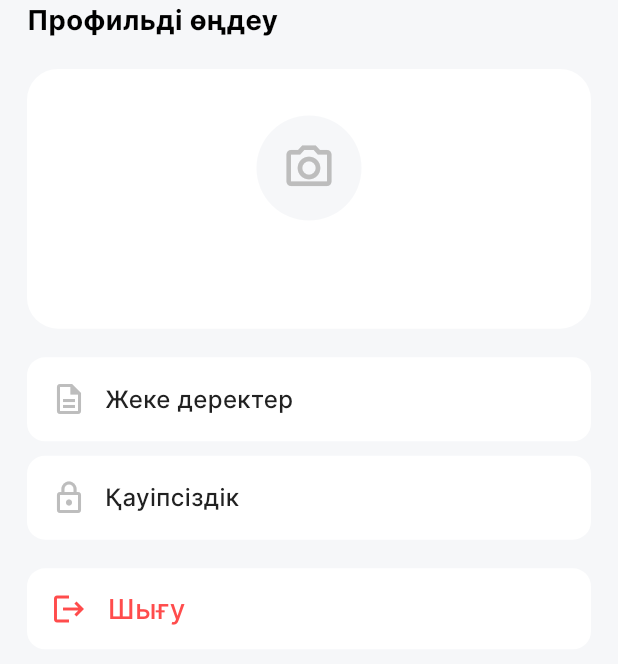
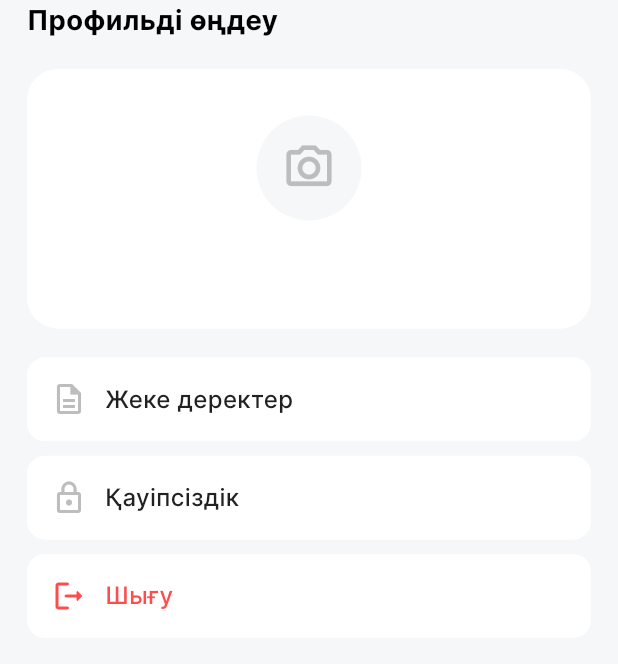
Before and after one commit to IDLKZ/jankuier_mobile, a Flutter app: the EditProfilePage screen opened directly with empty values, on a phone screen of 412 x 824 dp. Shown: the top 664 px of the screen. Run offline on Flutter 3.47's test engine with Material 3 defaults, Android fonts, the phone set to English and light mode, and no system bars; our stand-ins replace auto_size_text, bloc, carousel_slider, dartz, date_picker_timeline, dio and 25 more; missing offline and left inert: dynamic_height_grid_view, flutter_inappwebview; accounts and stored records are empty; network calls fail; statements that could not run were skipped.

Commit message:
commit added delete account logic and fixed bugs

```diff
--- a/lib/core/constants/api_constants.dart
+++ b/lib/core/constants/api_constants.dart
@@ -85,6 +85,7 @@ class ApiConstant {
   static const String UpdatePasswordUrl = "${BaseURL}auth/update-password";
   static const String UpdateProfilePhoto =
       "${BaseURL}auth/update-profile-photo";
+  static const String DeleteAccountUrl = "${BaseURL}auth/delete-account";
 
   // Verify
   static const String SendVerificationCodeUrl =
--- a/lib/features/auth/domain/repositories/auth_repository.dart
+++ b/lib/features/auth/domain/repositories/auth_repository.dart
@@ -26,4 +26,5 @@ abstract class AuthRepository {
       String phone);
   Future<Either<Failure, UserCodeVerificationResultEntity>> verifyCode(
       UserCodeVerificationParameter parameter);
+  Future<Either<Failure, bool>> deleteAccount();
 }
--- a/lib/features/profile/presentation/widgets/edit_profile_widget.dart
+++ b/lib/features/profile/presentation/widgets/edit_profile_widget.dart
@@ -12,6 +12,7 @@ class EditProfilePage extends StatelessWidget {
   final VoidCallback? onPersonalDataTap;
   final VoidCallback? onSecurityTap;
   final VoidCallback? onLogout;
+  final VoidCallback? onDeleteAccount;
 
   const EditProfilePage({
     Key? key,
@@ -21,6 +22,7 @@ class EditProfilePage extends StatelessWidget {
     this.onPersonalDataTap,
     this.onSecurityTap,
     this.onLogout,
+    this.onDeleteAccount,
   }) : super(key: key);
 
   @override
@@ -96,34 +98,26 @@ class EditProfilePage extends StatelessWidget {
                   text: AppLocalizations.of(context)!.security,
                   onTap: onSecurityTap,
                 ),
-                SizedBox(height: 16.h),
+                SizedBox(height: 8.h),
                 // Выход
-                GestureDetector(
+                _ProfileTile(
+                  icon: Icons.logout_rounded,
+                  text: AppLocalizations.of(context)!.logout,
                   onTap: onLogout,
-                  child: Container(
-                    width: double.infinity,
-                    padding: const EdgeInsets.symmetric(
-                        vertical: 14, horizontal: 16),
-                    decoration: BoxDecoration(
-                      color: Colors.white,
-                      borderRadius: BorderRadius.circular(12),
-                    ),
-                    child: Row(
-                      children: [
-                        const Icon(Icons.logout, color: Color(0xFFFF4C4C)),
-                        SizedBox(width: 12.w),
-                        Text(
-                          AppLocalizations.of(context)!.logout,
-                          style: TextStyle(
-                            color: const Color(0xFFFF4C4C),
-                            fontSize: 16.sp,
-                            fontWeight: FontWeight.w500,
-                          ),
-                        )
-                      ],
-                    ),
+                  textColor: const Color(0xFFFF4C4C),
+                  iconColor: const Color(0xFFFF4C4C),
+                ),
+                if (onDeleteAccount != null) ...[
+                  SizedBox(height: 8.h),
+                  // Удаление аккаунта
+                  _ProfileTile(
+                    icon: Icons.delete_forever_rounded,
+                    text: AppLocalizations.of(context)!.deleteAccount,
+                    onTap: onDeleteAccount,
+                    textColor: const Color(0xFFDC3545),
+                    iconColor: const Color(0xFFDC3545),
                   ),
-                ),
+                ],
                 const SizedBox(height: 32),
               ],
             ),
@@ -139,12 +133,16 @@ class _ProfileTile extends StatelessWidget {
   final IconData icon;
   final String text;
   final VoidCallback? onTap;
+  final Color? textColor;
+  final Color? iconColor;
 
   const _ProfileTile({
     Key? key,
     required this.icon,
     required this.text,
     this.onTap,
+    this.textColor,
+    this.iconColor,
   }) : super(key: key);
 
   @override
@@ -160,13 +158,13 @@ class _ProfileTile extends StatelessWidget {
         ),
         child: Row(
           children: [
-            Icon(icon, color: const Color(0xFFBDBDBD)),
+            Icon(icon, color: iconColor ?? const Color(0xFFBDBDBD)),
             const SizedBox(width: 12),
             Text(
               text,
-              style: const TextStyle(
+              style: TextStyle(
                 fontSize: 16,
-                color: Color(0xFF212121),
+                color: textColor ?? const Color(0xFF212121),
                 fontWeight: FontWeight.w500,
               ),
             ),
--- a/lib/l10n/app_localizations.dart
+++ b/lib/l10n/app_localizations.dart
@@ -2295,6 +2295,36 @@ abstract class AppLocalizations {
   /// In ru, this message translates to:
   /// **'Коснитесь экрана, чтобы пропустить'**
   String get touchScreenToSkip;
+
+  /// No description provided for @deleteAccountConfirmation.
+  ///
+  /// In ru, this message translates to:
+  /// **'Подтверждение удаления аккаунта'**
+  String get deleteAccountConfirmation;
+
+  /// No description provided for @deleteAccountWarning.
+  ///
+  /// In ru, this message translates to:
+  /// **'Вы уверены, что хотите удалить свой аккаунт? Это действие нельзя отменить.'**
+  String get deleteAccountWarning;
+
+  /// No description provided for @deleteAccountPermanently.
+  ///
+  /// In ru, this message translates to:
+  /// **'Удалить навсегда'**
+  String get deleteAccountPermanently;
+
+  /// No description provided for @accountDeleted.
+  ///
+  /// In ru, this message translates to:
+  /// **'Аккаунт успешно удален'**
+  String get accountDeleted;
+
+  /// No description provided for @accountDeletionFailed.
+  ///
+  /// In ru, this message translates to:
+  /// **'Ошибка удаления аккаунта'**
+  String get accountDeletionFailed;
 }
 
 class _AppLocalizationsDelegate
--- a/pubspec.yaml
+++ b/pubspec.yaml
@@ -1,3 +1,5 @@
+
+
 name: jankuier_mobile
 description: "A Flutter application with Clean Architecture and BLoC pattern"
 # The following line prevents the package from being accidentally published to
```
Also changed, not shown: lib/features/auth/data/datasources/auth_datasource.dart (+13 -0 lines), lib/features/auth/data/repositories/auth_repository_impl.dart (+10 -0 lines), lib/features/auth/domain/usecases/delete_account_usecase.dart (added, +18 -0 lines), lib/features/auth/presentation/bloc/delete_account_bloc/delete_account_bloc.dart (added, +39 -0 lines), lib/features/auth/presentation/bloc/delete_account_bloc/delete_account_event.dart (added, +16 -0 lines), lib/features/auth/presentation/bloc/delete_account_bloc/delete_account_state.dart (added, +29 -0 lines), lib/features/profile/presentation/pages/profile_page.dart (+67 -3 lines), lib/l10n/app_en.arb (+6 -1 lines), lib/l10n/app_kk.arb (+6 -1 lines), lib/l10n/app_localizations_en.dart (+16 -0 lines), lib/l10n/app_localizations_kk.dart (+16 -0 lines), lib/l10n/app_localizations_ru.dart (+16 -0 lines), lib/l10n/app_ru.arb (+6 -1 lines), lib/core/di/injection.config.dart, 1 other file.
